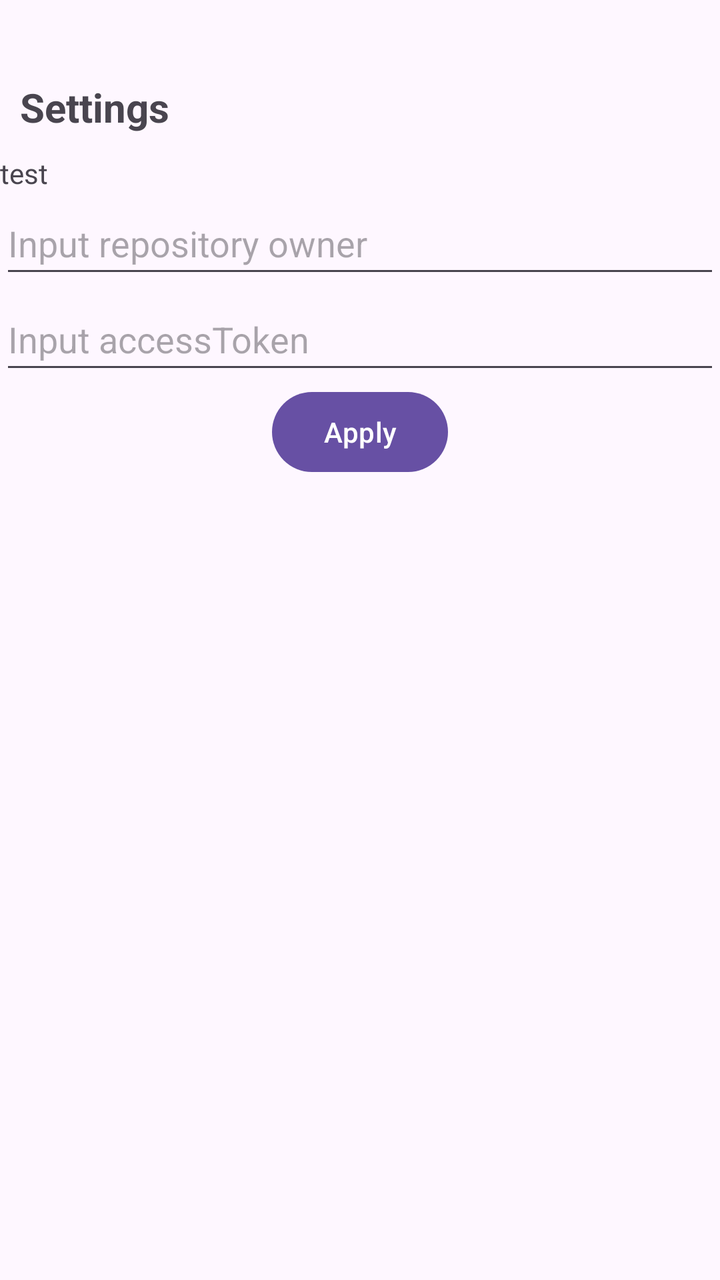
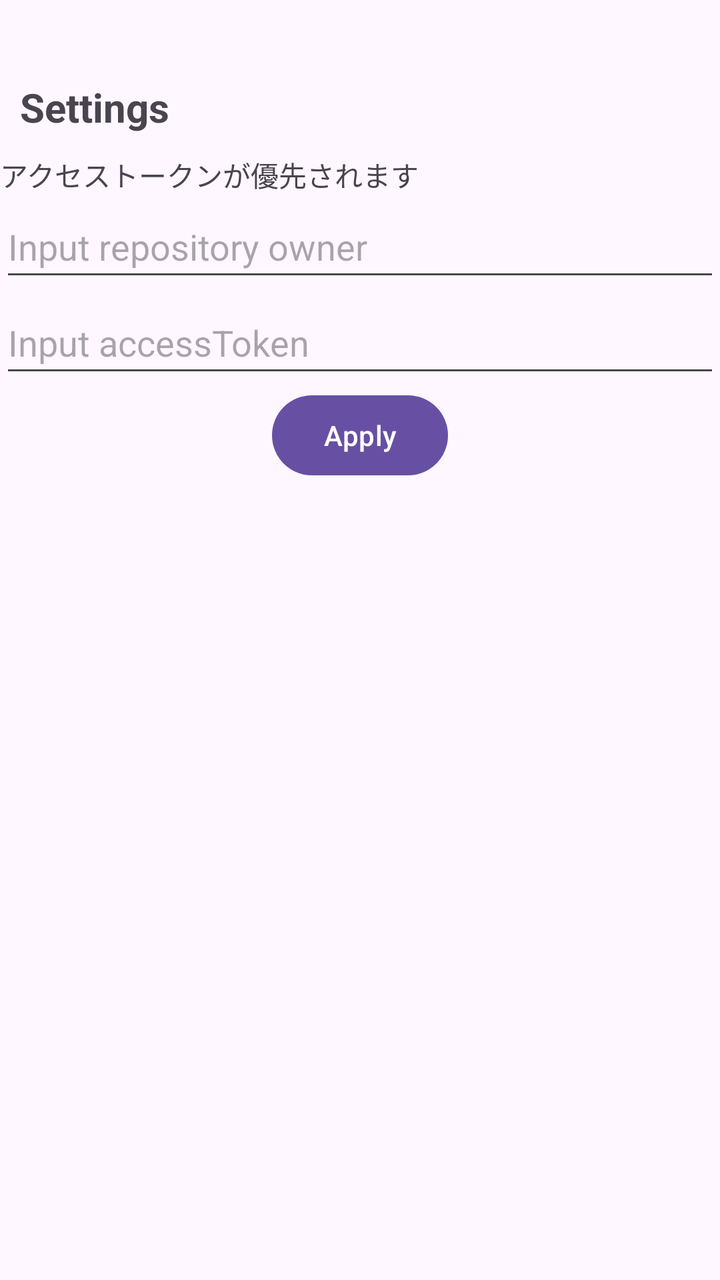

Two renders of the same Android screen: before a commit and after it. Below are the layout's source before the change and the commit's diff.
<!-- AndroidManifest.xml: application theme Theme.GithubClient -->
<!-- res/layout/fragment_setting.xml -->
<?xml version="1.0" encoding="utf-8"?>
<androidx.constraintlayout.widget.ConstraintLayout xmlns:android="http://schemas.android.com/apk/res/android"
    android:layout_width="match_parent"
    android:layout_height="match_parent"
    xmlns:app="http://schemas.android.com/apk/res-auto">

    <Space
        android:id="@+id/space"
        android:layout_width="match_parent"
        android:layout_height="30dp"
        app:layout_constraintStart_toStartOf="parent"
        app:layout_constraintTop_toTopOf="parent" />

    <TextView
        android:id="@+id/text"
        android:layout_width="wrap_content"
        android:layout_height="wrap_content"
        android:text="@string/settings"
        android:padding="10dp"
        android:textSize="20sp"
        android:textStyle="bold"
        app:layout_constraintStart_toStartOf="parent"
        app:layout_constraintTop_toBottomOf="@+id/space" />

    <TextView
        android:id="@+id/description"
        android:layout_width="wrap_content"
        android:layout_height="wrap_content"
        android:text="test"
        app:layout_constraintStart_toStartOf="parent"
        app:layout_constraintTop_toBottomOf="@+id/text" />


    <EditText
        android:id="@+id/input_owner"
        android:layout_width="match_parent"
        android:layout_height="48dp"
        android:hint="@string/input_repository_owner"
        android:inputType="textVisiblePassword"
        app:layout_constraintStart_toStartOf="parent"
        app:layout_constraintTop_toBottomOf="@+id/description" />

    <EditText
        android:id="@+id/input_token"
        android:layout_width="match_parent"
        android:layout_height="48dp"
        android:hint="@string/input_accesstoken"
        android:inputType="textPassword"
        app:layout_constraintStart_toStartOf="parent"
        app:layout_constraintTop_toBottomOf="@+id/input_owner" />

    <Button
        android:id="@+id/closeButton"
        android:layout_width="wrap_content"
        android:layout_height="wrap_content"
        android:text="@string/apply"
        app:layout_constraintStart_toStartOf="parent"
        app:layout_constraintEnd_toEndOf="parent"
        app:layout_constraintTop_toBottomOf="@+id/input_token" />

</androidx.constraintlayout.widget.ConstraintLayout>
<!-- resources referenced by this layout -->
<resources>
  <string name="apply">Apply</string>
  <string name="input_accesstoken">Input accessToken</string>
  <string name="input_repository_owner">Input repository owner</string>
  <string name="settings">Settings</string>
  <style name="Theme.GithubClient" parent="Base.Theme.GithubClient" />
  <style name="Base.Theme.GithubClient" parent="Theme.Material3.DayNight.NoActionBar">
          
          
      </style>
</resources>

<!-- the commit's change to res/layout/fragment_setting.xml (unified diff, before → after) -->
@@ -26,7 +26,7 @@
         android:id="@+id/description"
         android:layout_width="wrap_content"
         android:layout_height="wrap_content"
-        android:text="test"
+        android:text="@string/setting_description"
         app:layout_constraintStart_toStartOf="parent"
         app:layout_constraintTop_toBottomOf="@+id/text" />
 
<!-- resource entries referenced after the edit -->
@@ -3,6 +3,7 @@
   <string name="apply">Apply</string>
   <string name="input_accesstoken">Input accessToken</string>
   <string name="input_repository_owner">Input repository owner</string>
+  <string name="setting_description">アクセストークンが優先されます</string>
   <string name="settings">Settings</string>
   <style name="Theme.GithubClient" parent="Base.Theme.GithubClient" />
   <style name="Base.Theme.GithubClient" parent="Theme.Material3.DayNight.NoActionBar">
